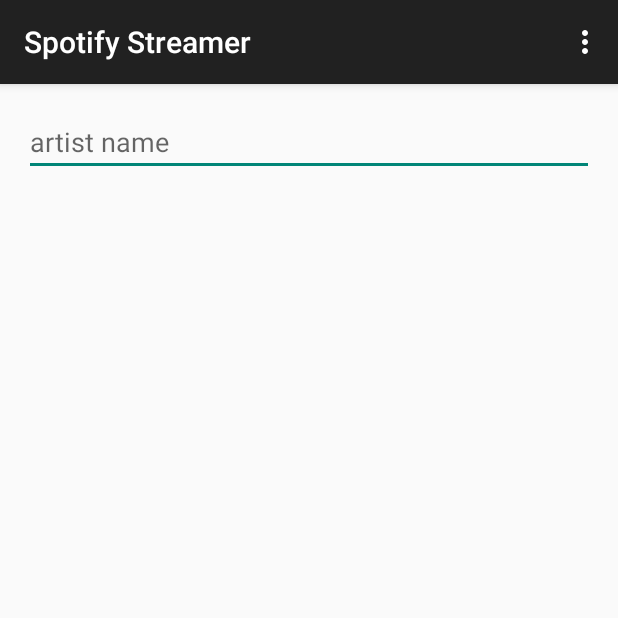
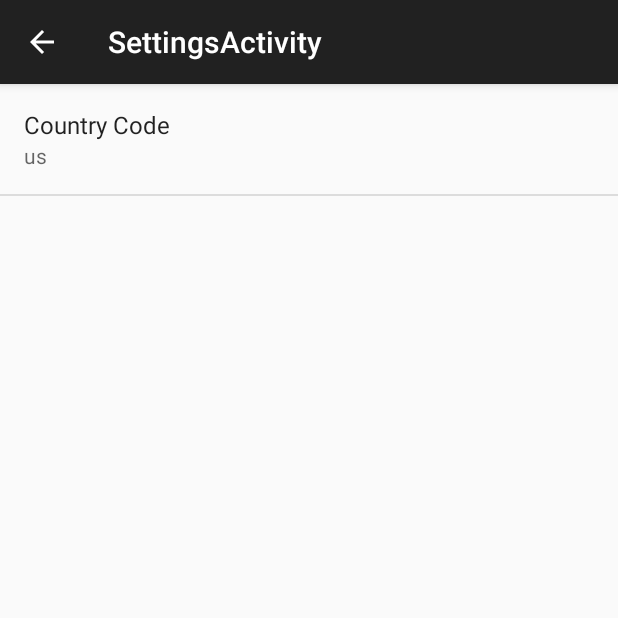
Before and after one commit to smajeti/SpotifyStreamer, an Android app: the screen it shows after launch (MainActivity before the commit, SettingsActivity after it), in the options menu, after a tap on "Settings", on a phone screen of 412 x 824 dp, the top half of it. Run offline under Robolectric (Android 15) with nearby library versions, the phone set to English and light mode, and no system bars; libraries missing offline, so code that uses them is left out: kaaes.spotify.webapi; 1 statement that could not run was skipped.

Commit message:
Added user modifyable Country Code Preference

```diff
--- a/app/src/main/java/com/nanodegree/spotifystreamer/MainActivity.java
+++ b/app/src/main/java/com/nanodegree/spotifystreamer/MainActivity.java
@@ -1,5 +1,6 @@
 package com.nanodegree.spotifystreamer;
 
+import android.content.Intent;
 import android.support.v7.app.AppCompatActivity;
 import android.os.Bundle;
 import android.view.Menu;
@@ -30,6 +31,8 @@ public class MainActivity extends AppCompatActivity {
 
         //noinspection SimplifiableIfStatement
         if (id == R.id.action_settings) {
+            Intent intent = new Intent(this, SettingsActivity.class);
+            startActivity(intent);
             return true;
         }
 
--- /dev/null
+++ b/app/src/main/java/com/nanodegree/spotifystreamer/SettingsActivity.java
@@ -0,0 +1,15 @@
+package com.nanodegree.spotifystreamer;
+
+import android.support.v7.app.AppCompatActivity;
+import android.os.Bundle;
+import android.view.Menu;
+import android.view.MenuItem;
+
+public class SettingsActivity extends AppCompatActivity {
+
+    @Override
+    protected void onCreate(Bundle savedInstanceState) {
+        super.onCreate(savedInstanceState);
+        setContentView(R.layout.activity_settings);
+    }
+}
--- /dev/null
+++ b/app/src/main/java/com/nanodegree/spotifystreamer/SettingsActivityFragment.java
@@ -0,0 +1,67 @@
+package com.nanodegree.spotifystreamer;
+
+import android.os.Bundle;
+import android.preference.ListPreference;
+import android.preference.Preference;
+import android.preference.PreferenceFragment;
+import android.preference.PreferenceManager;
+
+/**
+ * A placeholder fragment containing a simple view.
+ */
+/**
+ * A placeholder fragment containing a simple view.
+ */
+public class SettingsActivityFragment extends PreferenceFragment implements Preference.OnPreferenceChangeListener {
+
+    public SettingsActivityFragment() {
+    }
+
+    @Override
+    public void onCreate(Bundle savedInstanceState) {
+        super.onCreate(savedInstanceState);
+        // Add 'general' preferences, defined in the XML file
+        addPreferencesFromResource(R.xml.pref_settings);
+
+        // For all preferences, attach an OnPreferenceChangeListener so the UI summary can be
+        // updated when the preference changes.
+        bindPreferenceSummaryToValue(findPreference(getString(R.string.country_code_key)));
+
+    }
+
+    /**
+     * Attaches a listener so the summary is always updated with the preference value.
+     * Also fires the listener once, to initialize the summary (so it shows up before the value
+     * is changed.)
+     */
+    private void bindPreferenceSummaryToValue(Preference preference) {
+        // Set the listener to watch for value changes.
+        preference.setOnPreferenceChangeListener(this);
+
+        // Trigger the listener immediately with the preference's
+        // current value.
+        onPreferenceChange(preference,
+                PreferenceManager
+                        .getDefaultSharedPreferences(preference.getContext())
+                        .getString(preference.getKey(), ""));
+    }
+
+    @Override
+    public boolean onPreferenceChange(Preference preference, Object value) {
+        String stringValue = value.toString();
+
+        if (preference instanceof ListPreference) {
+            // For list preferences, look up the correct display value in
+            // the preference's 'entries' list (since they have separate labels/values).
+            ListPreference listPreference = (ListPreference) preference;
+            int prefIndex = listPreference.findIndexOfValue(stringValue);
+            if (prefIndex >= 0) {
+                preference.setSummary(listPreference.getEntries()[prefIndex]);
+            }
+        } else {
+            // For other preferences, set the summary to the value's simple string representation.
+            preference.setSummary(stringValue);
+        }
+        return true;
+    }
+}
--- a/app/src/main/java/com/nanodegree/spotifystreamer/TopTracksActivity.java
+++ b/app/src/main/java/com/nanodegree/spotifystreamer/TopTracksActivity.java
@@ -31,7 +31,7 @@ public class TopTracksActivity extends AppCompatActivity {
     @Override
     public boolean onCreateOptionsMenu(Menu menu) {
         // Inflate the menu; this adds items to the action bar if it is present.
-        getMenuInflater().inflate(R.menu.menu_top_tracks, menu);
+        //getMenuInflater().inflate(R.menu.menu_top_tracks, menu);
         return true;
     }
 
--- /dev/null
+++ b/app/src/main/res/layout/activity_settings.xml
@@ -0,0 +1,6 @@
+<fragment xmlns:android="http://schemas.android.com/apk/res/android"
+    xmlns:tools="http://schemas.android.com/tools"
+    android:id="@+id/fragment"
+    android:name="com.nanodegree.spotifystreamer.SettingsActivityFragment"
+    android:layout_width="match_parent"
+    android:layout_height="match_parent" />
--- a/app/src/main/res/layout/artist_item_layout.xml
+++ b/app/src/main/res/layout/artist_item_layout.xml
@@ -6,7 +6,8 @@
     <ImageView
         android:id="@+id/artistImgViewId"
         android:layout_width="150dp"
-        android:layout_height="200dp" />
+        android:layout_height="200dp"
+        android:scaleType="centerInside"/>
 
     <TextView
         android:id="@+id/nameTxtViewId"
--- a/app/src/main/res/layout/toptracks_item_layout.xml
+++ b/app/src/main/res/layout/toptracks_item_layout.xml
@@ -6,7 +6,8 @@
     <ImageView
         android:id="@+id/albumImgId"
         android:layout_width="150dp"
-        android:layout_height="200dp" />
+        android:layout_height="200dp"
+        android:scaleType="centerInside"/>
 
     <LinearLayout
         android:layout_toRightOf="@id/albumImgId"
--- a/app/src/main/res/values/strings.xml
+++ b/app/src/main/res/values/strings.xml
@@ -11,4 +11,7 @@
     <string name="artist_list_view_pos_key">ArtistListViewPosition</string>
     <string name="default_artist_country_code">us</string>
     <string name="no_top_tracks_found_err_msg">"Couldn't find top tracks for artist "</string>
+    <string name="title_activity_settings">SettingsActivity</string>
+    <string name="country_code_key">artist_country_code_key</string>
+    <string name="country_code_label">Country Code</string>
 </resources>
--- /dev/null
+++ b/app/src/main/res/xml/pref_settings.xml
@@ -0,0 +1,10 @@
+<?xml version="1.0" encoding="utf-8"?>
+<PreferenceScreen xmlns:android="http://schemas.android.com/apk/res/android">
+    <EditTextPreference
+        android:key="@string/country_code_key"
+        android:title="@string/country_code_label"
+        android:defaultValue="@string/default_artist_country_code"
+        android:inputType="text"
+        android:singleLine="true" />
+
+</PreferenceScreen>
```
Also changed, not shown: app/src/main/AndroidManifest.xml (+13 -5 lines), app/src/main/java/com/nanodegree/spotifystreamer/TopTracksActivityFragment.java (+6 -1 lines), 2 other files.
